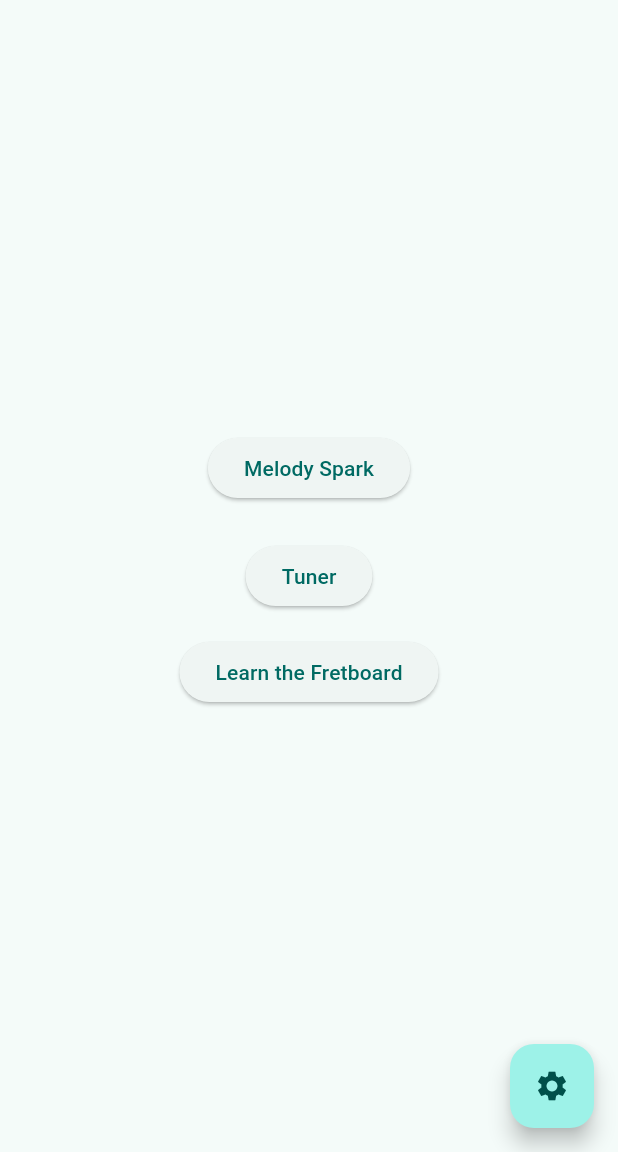
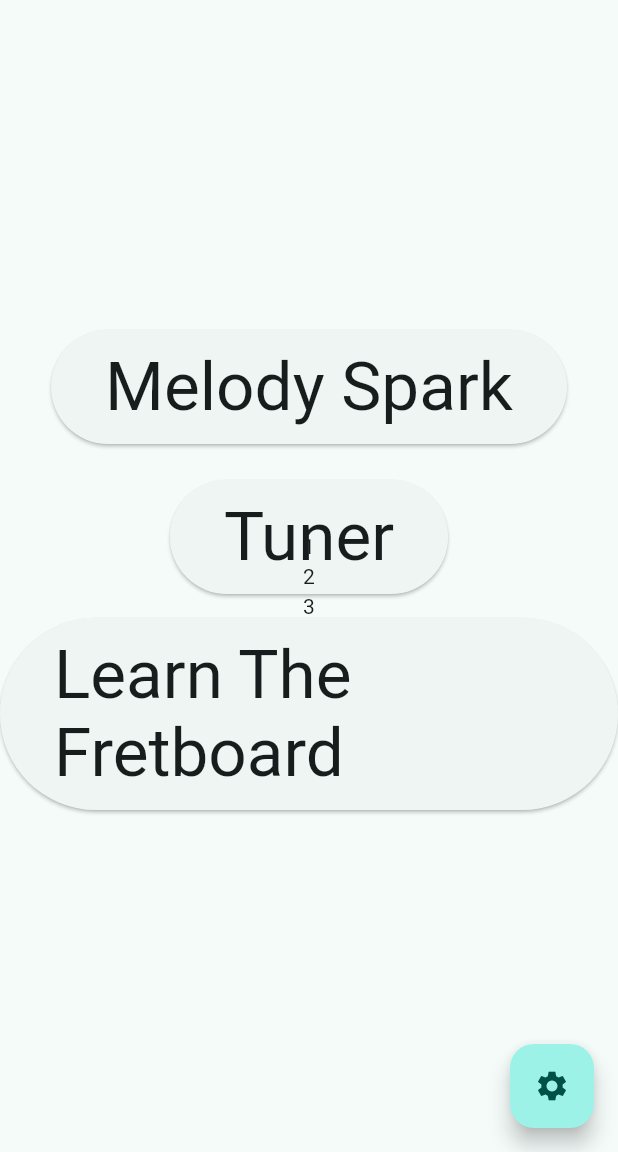
Before and after one commit to jacehalvorson/guitar_buddy, a Flutter app: the screen it shows after launch, on a phone screen of 412 x 824 dp, the part 84-1236 px from its top. Run offline on Flutter 3.47's test engine with Material 2 defaults, Android fonts, the light colour scheme and no system bars.

Commit message:
Toggle settings page display

```diff
--- a/guitar_buddy/lib/main.dart
+++ b/guitar_buddy/lib/main.dart
@@ -1,5 +1,9 @@
+import 'dart:ui';
+
 import 'package:flutter/material.dart';
 import 'menu_options.dart';
+import 'settings.dart';
+import 'types.dart';
 
 void main() {
   runApp(const MyApp());
@@ -8,7 +12,6 @@ void main() {
 class MyApp extends StatelessWidget {
   const MyApp({super.key});
 
-  // This widget is the root of your application.
   @override
   Widget build(BuildContext context) {
     return MaterialApp(
@@ -17,34 +20,30 @@ class MyApp extends StatelessWidget {
         colorScheme: ColorScheme.fromSeed(seedColor: Colors.teal.shade300),
         useMaterial3: true,
       ),
-      home: const MyHomePage(title: 'Guitar Buddy'),
+      home: const HomePage(title: 'Guitar Buddy'),
     );
   }
 }
 
-class MyHomePage extends StatefulWidget {
-  const MyHomePage({super.key, required this.title});
-
-  // This widget is the home page of your application. It is stateful, meaning
-  // that it has a State object (defined below) that contains fields that affect
-  // how it looks.
-
-  // This class is the configuration for the state. It holds the values (in this
-  // case the title) provided by the parent (in this case the App widget) and
-  // used by the build method of the State. Fields in a Widget subclass are
-  // always marked "final".
+class HomePage extends StatefulWidget {
+  const HomePage({super.key, required this.title});
 
   final String title;
 
   @override
-  State<MyHomePage> createState() => _MyHomePageState();
+  State<HomePage> createState() => _HomePageState();
 }
 
-class _MyHomePageState extends State<MyHomePage> {
+class _HomePageState extends State<HomePage> {
+  AppState _currentAppState = AppState.menu;
+
   void _openSettings() {
     setState(() {
       // Grey out everything and open settings
-      print('Settings');
+      (_currentAppState == AppState.settings)
+          ? _currentAppState = AppState.menu
+          : _currentAppState = AppState.settings;
+      print(_currentAppState);
     });
   }
 
@@ -62,29 +61,29 @@ class _MyHomePageState extends State<MyHomePage> {
 
   @override
   Widget build(BuildContext context) {
-    // This method is rerun every time setState is called, for instance as done
-    // by the _incrementCounter method above.
-    //
-    // The Flutter framework has been optimized to make rerunning build methods
-    // fast, so that you can just rebuild anything that needs updating rather
-    // than having to individually change instances of widgets.
     return Scaffold(
       appBar: AppBar(
         backgroundColor: Theme.of(context).colorScheme.inversePrimary,
-        // Here we take the value from the MyHomePage object that was created by
-        // the App.build method, and use it to set our appbar title.
         title: Center(
           child: Text(widget.title),
         ),
       ),
-      body: Center(
-        child: MenuOptions(),
-      ),
+      body: Stack(
+          children: (_currentAppState == AppState.menu)
+              ? [
+                  BackdropFilter(
+                      filter: ImageFilter.blur(sigmaX: 50, sigmaY: 50),
+                      child: const Center(child: MenuOptions())),
+                  const Center(child: Settings())
+                ]
+              : [
+                  const Center(child: MenuOptions()),
+                ]),
       floatingActionButton: FloatingActionButton(
         onPressed: _openSettings,
         tooltip: 'Settings',
         child: const Icon(Icons.settings),
-      ), // This trailing comma makes auto-formatting nicer for build methods.
+      ),
     );
   }
 }
--- a/guitar_buddy/lib/menu_options.dart
+++ b/guitar_buddy/lib/menu_options.dart
@@ -1,10 +1,16 @@
 import 'package:flutter/material.dart';
 
 class MenuOptions extends StatelessWidget {
+  const MenuOptions({super.key});
+
   static const buttonSpacing = 8.0;
+  static const buttonPadding = 12.0;
 
   @override
   Widget build(BuildContext context) {
+    final theme = Theme.of(context);
+    final textStyle = theme.textTheme.displayMedium;
+
     return Column(
       mainAxisAlignment: MainAxisAlignment.center,
       children: <Widget>[
@@ -15,16 +21,27 @@ class MenuOptions extends StatelessWidget {
               onPressed: () {
                 print('Melody Spark');
               },
-              child: const Text('Melody Spark'),
+              child: Padding(
+                padding: const EdgeInsets.all(buttonPadding),
+                child: Text(
+                  'Melody Spark',
+                  style: textStyle,
+                ),
+              ),
             )),
         Padding(
           padding: const EdgeInsets.symmetric(vertical: buttonSpacing),
           child: ElevatedButton(
-            onPressed: () {
-              print('Tuner');
-            },
-            child: const Text('Tuner'),
-          ),
+              onPressed: () {
+                print('Tuner');
+              },
+              child: Padding(
+                padding: const EdgeInsets.all(buttonPadding),
+                child: Text(
+                  'Tuner',
+                  style: textStyle,
+                ),
+              )),
         ),
         Padding(
           padding: const EdgeInsets.only(
@@ -33,7 +50,13 @@ class MenuOptions extends StatelessWidget {
             onPressed: () {
               print('Learn the Fretboard');
             },
-            child: const Text('Learn the Fretboard'),
+            child: Padding(
+              padding: const EdgeInsets.all(buttonPadding),
+              child: Text(
+                'Learn The Fretboard',
+                style: textStyle,
+              ),
+            ),
           ),
         ),
       ],
--- /dev/null
+++ b/guitar_buddy/lib/settings.dart
@@ -0,0 +1,26 @@
+import 'package:flutter/material.dart';
+
+class Settings extends StatefulWidget {
+  const Settings({super.key});
+
+  final String title = 'Settings';
+
+  @override
+  State<Settings> createState() => _SettingsState();
+}
+
+class _SettingsState extends State<Settings> {
+  @override
+  Widget build(BuildContext context) {
+    return const Center(
+      child: Column(
+        mainAxisAlignment: MainAxisAlignment.center,
+        children: [
+          Text('1'),
+          Text('2'),
+          Text('3'),
+        ],
+      ),
+    );
+  }
+}
--- /dev/null
+++ b/guitar_buddy/lib/types.dart
@@ -0,0 +1 @@
+enum AppState { menu, settings, melodySpark, tuner, learn }
```
Also changed, not shown: 1 other file.
